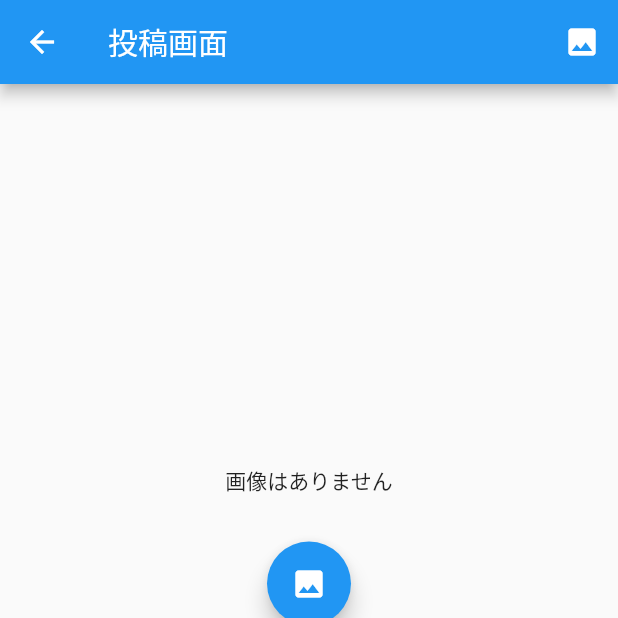
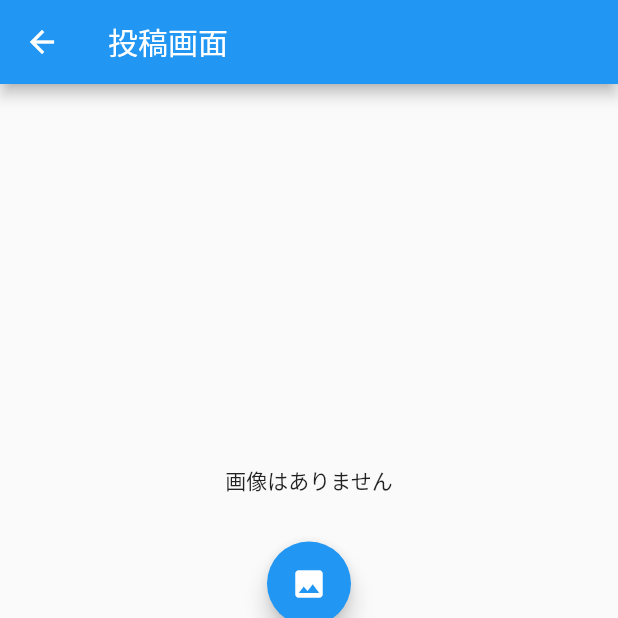
Before and after one commit to shimano-yuuki/MShare, a Flutter app: the PostPage screen opened directly, on a phone screen of 412 x 824 dp, the top half of it. Run offline on Flutter 3.47's test engine with Material 2 defaults, Android fonts, the phone set to English and light mode, and no system bars; our stand-ins replace cloud_firestore, firebase_auth, firebase_core, firebase_storage, image_picker; accounts and stored records are empty.

Commit message:
投稿ボタンを押した時に、メッセージも一緒に送信できるように変更（その他細かい見た目の変更）

```diff
--- a/lib/src/screens/post_page.dart
+++ b/lib/src/screens/post_page.dart
@@ -62,17 +62,23 @@ class _PostPageState extends State<PostPage> {
     final storageRef =
         FirebaseStorage.instance.ref().child('users/$userID/$uploadName');
     storageRef.putFile(_image!);
+
+    final date = DateTime.now().toLocal().toIso8601String(); // 現在の日時
+    final email = widget.user.email; // AddPostPage のデータを参照
+    // 投稿メッセージ用ドキュメント作成
+    await FirebaseFirestore.instance
+        .collection('posts') // コレクションID指定
+        .doc() // ドキュメントID自動生成
+        .set({'text': messageText, 'email': email, 'date': date});
+    // 1つ前の画面に戻る
+    if (!mounted) return;
+    Navigator.of(context).pop();
   }
 
   @override
   Widget build(BuildContext context) {
     return Scaffold(
-      appBar: AppBar(title: Text("投稿画面"), actions: <Widget>[
-        IconButton(
-          icon: Icon(Icons.image),
-          onPressed: postdata,
-        )
-      ]),
+      appBar: AppBar(title: Text("投稿画面")),
       body: Center(
           child: Column(
         mainAxisAlignment: MainAxisAlignment.center,
@@ -106,21 +112,7 @@ class _PostPageState extends State<PostPage> {
           const SizedBox(height: 8),
           Container(
             width: double.infinity,
-            child: ElevatedButton(
-              child: Text('投稿'),
-              onPressed: () async {
-                final date =
-                    DateTime.now().toLocal().toIso8601String(); // 現在の日時
-                final email = widget.user.email; // AddPostPage のデータを参照
-                // 投稿メッセージ用ドキュメント作成
-                await FirebaseFirestore.instance
-                    .collection('posts') // コレクションID指定
-                    .doc() // ドキュメントID自動生成
-                    .set({'text': messageText, 'email': email, 'date': date});
-                // 1つ前の画面に戻る
-                Navigator.of(context).pop();
-              },
-            ),
+            child: ElevatedButton(child: Text('投稿'), onPressed: postdata),
           ),
         ],
       )),
```
